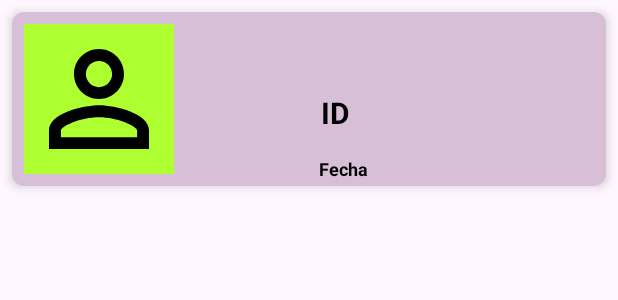
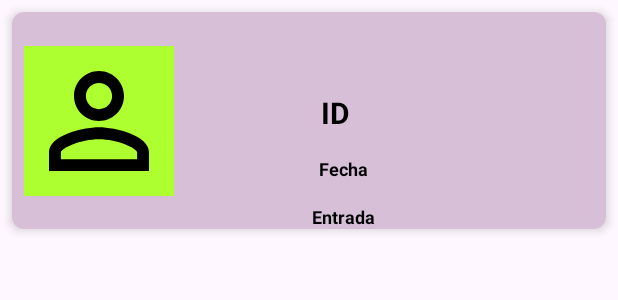
Before and after one commit to DiegoVR17/rfidIntegratedSystem, an Android app: the layout card_view_active_user.xml on its own in the app's theme, with its tools: preview values and no code run, on a phone screen of 412 x 824 dp. Shown: the top 300 px of the screen. Run offline under Robolectric (Android 15) with nearby library versions, the phone set to English and light mode, and no system bars.

Commit message:
commit fecha ingreso correcta

```diff
--- a/app/build.gradle.kts
+++ b/app/build.gradle.kts
@@ -47,10 +47,10 @@ dependencies {
     implementation("androidx.appcompat:appcompat:1.6.1")
     implementation("com.google.android.material:material:1.10.0")
     implementation("androidx.constraintlayout:constraintlayout:2.1.4")
-    implementation("com.google.firebase:firebase-auth-ktx:22.1.2")
+    implementation("com.google.firebase:firebase-auth-ktx:22.2.0")
     implementation("androidx.navigation:navigation-fragment-ktx:2.7.4")
     implementation("androidx.navigation:navigation-ui-ktx:2.7.4")
-    implementation("com.google.firebase:firebase-firestore-ktx:24.8.1")
+    implementation("com.google.firebase:firebase-firestore-ktx:24.9.0")
     implementation("androidx.legacy:legacy-support-v4:1.0.0")
     testImplementation("junit:junit:4.13.2")
     androidTestImplementation("androidx.test.ext:junit:1.1.5")
--- a/app/src/main/java/com/example/rfid_integrated_system_app/data/model/UserActive.kt
+++ b/app/src/main/java/com/example/rfid_integrated_system_app/data/model/UserActive.kt
@@ -4,5 +4,6 @@ data class UserActive (
 
     var id:String? = null,
     var date: String? = null,
+    var late: Boolean? = null,
     var photo: String? = null
 )
--- a/app/src/main/java/com/example/rfid_integrated_system_app/ui/active_user/ActiveUserViewModel.kt
+++ b/app/src/main/java/com/example/rfid_integrated_system_app/ui/active_user/ActiveUserViewModel.kt
@@ -27,19 +27,16 @@ class ActiveUserViewModel: ViewModel()  {
             val result = userActiveRepository.loadActiveUsers()
             result.let { resourceRemote ->
                 when(resourceRemote){
-
                     is ResourceRemote.Success -> {
                         result.data?.documents?.forEach{ document ->
                             val userActive = document.toObject<UserActive>()
                             userActiveListLocal.add(userActive)
                         }
-
                         _userActiveList.postValue(userActiveListLocal)
                     }
                     is ResourceRemote.Error -> {
                         val msg = result.message
                         _errorMsg.postValue(msg)
-
                     }
                     else ->{
                         //don´t use
--- a/app/src/main/java/com/example/rfid_integrated_system_app/ui/registered_user/UserRegisteredViewModel.kt
+++ b/app/src/main/java/com/example/rfid_integrated_system_app/ui/registered_user/UserRegisteredViewModel.kt
@@ -33,7 +33,6 @@ class UserRegisteredViewModel: ViewModel()  {
             val result = userAddRepository.loadRegisteredUsers()
             result.let { resourceRemote ->
                 when(resourceRemote){
-
                     is ResourceRemote.Success -> {
                         result.data?.documents?.forEach{ document ->
                             val userRegistered = document.toObject<User>()
--- a/app/src/main/res/layout/card_view_active_user.xml
+++ b/app/src/main/res/layout/card_view_active_user.xml
@@ -59,5 +59,21 @@
             android:textSize="12dp"
             android:gravity="center_horizontal"/>
 
+        <TextView
+            android:id="@+id/textViewLate"
+            android:layout_width="wrap_content"
+            android:layout_height="wrap_content"
+            android:layout_marginStart="53dp"
+            android:layout_marginTop="15dp"
+            android:layout_marginEnd="116dp"
+            android:text="@string/late"
+            app:layout_constraintEnd_toEndOf="parent"
+            app:layout_constraintStart_toEndOf="@+id/ImageViewPhotoUser"
+            app:layout_constraintTop_toBottomOf="@+id/textViewDate"
+            android:textColor="@color/black"
+            android:textStyle="bold"
+            android:textSize="12dp"
+            android:gravity="center_horizontal"/>
+
     </androidx.constraintlayout.widget.ConstraintLayout>
 </androidx.cardview.widget.CardView>
--- a/app/src/main/res/values/strings.xml
+++ b/app/src/main/res/values/strings.xml
@@ -31,4 +31,5 @@
     <string name="buttonAddUser">Añadir usuario</string>
     <string name="helper_text">*Campo Obligatorio</string>
     <string name="date">Fecha</string>
+    <string name="late">Entrada</string>
 </resources>
```
Also changed, not shown: app/src/main/java/com/example/rfid_integrated_system_app/ui/active_user/ActiveUserAdapter.kt (+10 -1 lines).
